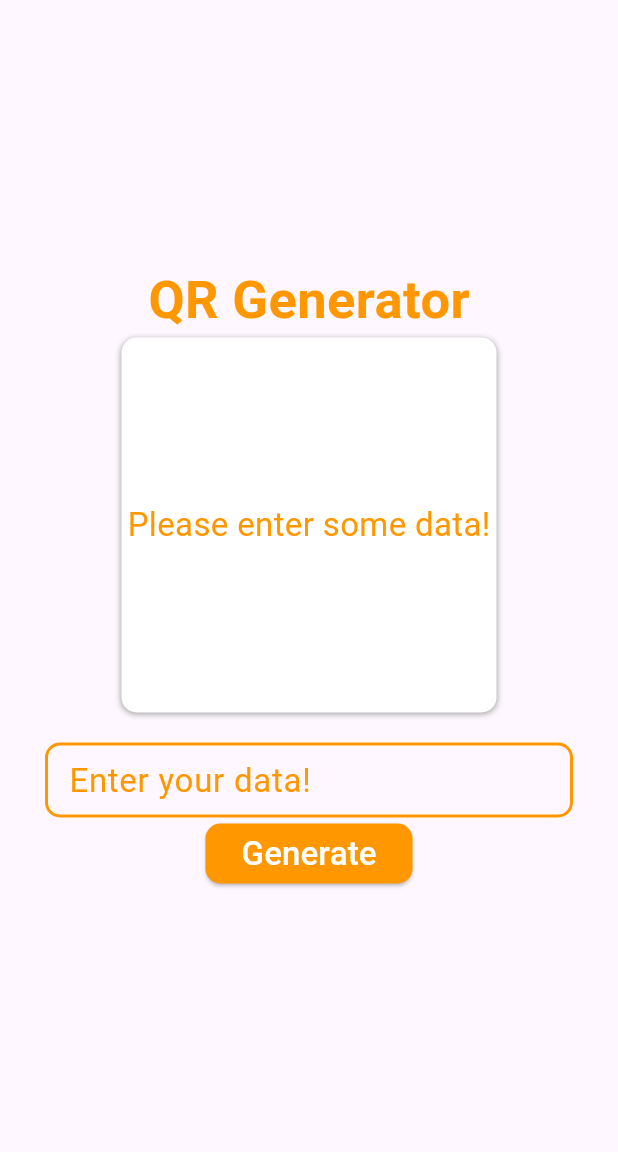
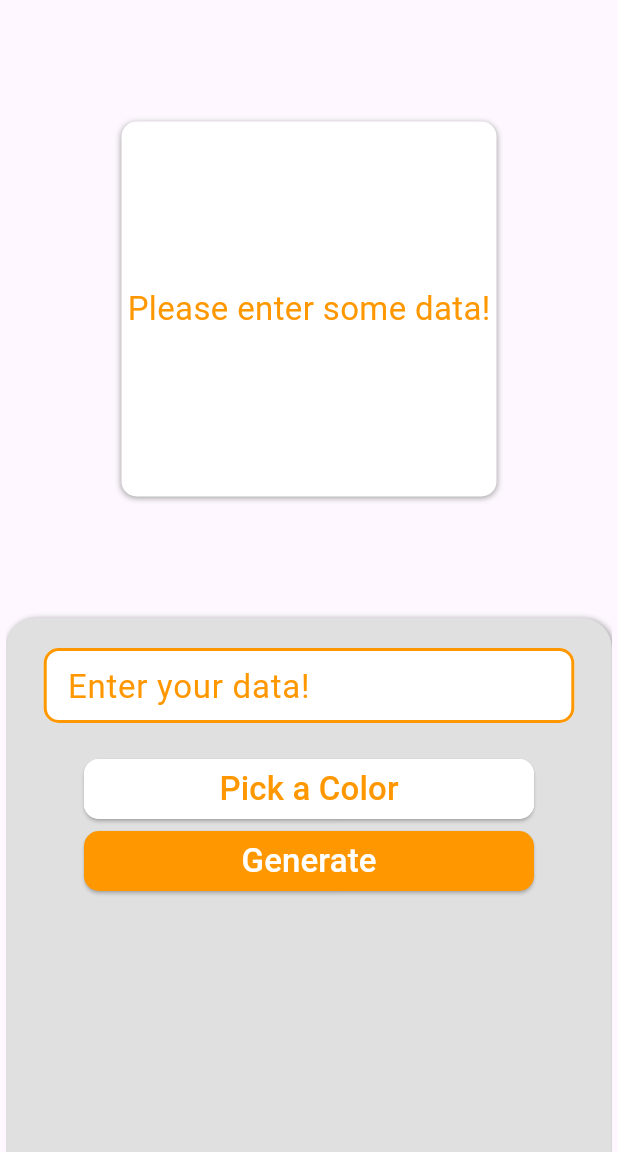
Before and after one commit to Cold-Thunder/QR-code-flutter, a Flutter app: the Generateqr screen opened directly, on a phone screen of 412 x 824 dp, the part 84-1236 px from its top. Run offline on Flutter 3.47's test engine with Material 3 defaults, Android fonts, the light colour scheme and no system bars; our stand-ins replace flutter_colorpicker, qr_flutter; missing offline and left inert: flutter_barcode_scanner.

Commit message:
generator is updated

```diff
--- a/lib/activities/GenerateQR.dart
+++ b/lib/activities/GenerateQR.dart
@@ -1,6 +1,7 @@
 import 'package:flutter/cupertino.dart';
 import 'package:flutter/material.dart';
 import 'package:flutter/rendering.dart';
+import 'package:flutter_colorpicker/flutter_colorpicker.dart';
 import 'package:qr_code/widgets/MyButton.dart';
 import 'package:qr_flutter/qr_flutter.dart';
 
@@ -10,10 +11,52 @@ class Generateqr extends StatefulWidget{
 }
 class _Generateqr extends State<Generateqr>{
   String _qrData = '';
+  Color color = Colors.orange;
+  Color picBtn = Colors.white;
   TextEditingController _dataCont = TextEditingController();
+
+  Widget PickerColor(){
+      return ColorPicker(
+          pickerColor: color,
+          onColorChanged: (picColor){
+            setState((){
+              color = picColor;
+              picBtn = picColor;
+            });
+          }
+      );
+  }
+
+  colorPick(){
+    return showDialog(
+      context: context,
+      builder: (context)=>AlertDialog(
+        title: Text('Please Pick a color!'),
+        content: PickerColor(),
+        actions: [
+          TextButton(
+            child:const Text('Select', style: TextStyle(fontSize: 22, color: Colors.orange)),
+            onPressed: (){
+
+              Navigator.of(context).pop();
+            }
+          ),
+          TextButton(
+            child: Text('Cancel', style: TextStyle(fontSize: 22, color: Colors.red)),
+            onPressed: (){
+              Navigator.of(context).pop();
+            }
+          )
+        ],
+      )
+    );
+  }
 
   @override
   Widget build(BuildContext context){
+    final wid = MediaQuery.of(context).size.width;
+    final hei = MediaQuery.of(context).size.height;
+
     return Scaffold(
       appBar: AppBar(
         title:const Text('Generate QR Code',
@@ -33,17 +76,23 @@ class _Generateqr extends State<Generateqr>{
             child: Column(
               mainAxisAlignment: MainAxisAlignment.center,
               children: [
+                // Container(
+                //   alignment: Alignment.center,
+                //   child: const Text('QR Generator', style: TextStyle(
+                //     fontSize: 35,
+                //     color: Colors.orange,
+                //     fontWeight: FontWeight.bold
+                //   ))
+                // ),
                 Container(
-                  alignment: Alignment.center,
-                  child: const Text('QR Generator', style: TextStyle(
-                    fontSize: 35,
-                    color: Colors.orange,
-                    fontWeight: FontWeight.bold
-                  ))
-                ),
+                  height: hei/2,
+                  child: Column(
+                    mainAxisAlignment: MainAxisAlignment.center,
+                    children: [
                   Container(
                     height: 250,
                     width: 250,
+                    margin: EdgeInsets.only(top: 20, bottom: 20),
                     alignment: Alignment.center,
                     decoration: BoxDecoration(
                         borderRadius: BorderRadius.circular(10),
@@ -59,7 +108,7 @@ class _Generateqr extends State<Generateqr>{
                     child: _qrData != '' ? QrImageView(
                       data: _qrData,
                       size: 200.0,
-                    foregroundColor: Colors.orange,
+                      foregroundColor: color,
                     )
                         :const Text('Please enter some data!',
                       style: TextStyle(
@@ -67,9 +116,32 @@ class _Generateqr extends State<Generateqr>{
                           color: Colors.orange
                       ),)
                 ),
+                    ]
+                  )
+                ),
+
                 Container(
-                  margin: EdgeInsets.only(top: 20),
-                  padding: EdgeInsets.only(left: 30, right: 30),
+                  width: (wid/100)*98,
+                  height: hei/2,
+                  decoration: BoxDecoration(
+                    color: Colors.grey.shade300,
+                    borderRadius: BorderRadius.only(
+                        topLeft: Radius.circular(20),
+                        topRight: Radius.circular(20)),
+                    boxShadow: [
+                      BoxShadow(
+                        offset: Offset(1,1),
+                        color: Colors.grey,
+                        blurRadius: 3
+                      )
+                    ]
+                  ),
+                  child: Column(
+                    children: [
+                      //input section
+                Container(
+                    margin: EdgeInsets.only(top: 20, bottom: 20),
+                    padding: EdgeInsets.only(left: 25, right: 25),
                     height: 50,
                     child: TextField(
                       controller: _dataCont,
@@ -82,6 +154,8 @@ class _Generateqr extends State<Generateqr>{
                               color: Colors.orange,
                               fontSize: 22
                           ),
+                          filled: true,
+                          fillColor: Colors.white,
                           enabledBorder: OutlineInputBorder(
                               borderSide: BorderSide(
                                 color: Colors.orange,
@@ -99,7 +173,32 @@ class _Generateqr extends State<Generateqr>{
                       ),
                     )
                 ),
-                ElevatedButton(
+                 Container(
+                   width: 300,
+                   child: ElevatedButton(
+                     child: Text('Pick a Color', style: TextStyle(
+                         fontSize: 22,
+                         color:picBtn != Colors.white ? Colors.white : Colors.orange
+                     )),
+                     style: ElevatedButton.styleFrom(
+                       backgroundColor: picBtn,
+                       shape: RoundedRectangleBorder(
+                         side: BorderSide(
+                           color: picBtn,
+                           width: 2
+                         ),
+                         borderRadius: BorderRadius.circular(10)
+                       )
+                     ),
+                       onPressed: (){
+                          colorPick();
+                     }
+                   )
+                 ),
+                 //input button
+                Container(
+                  width: 300,
+                  child: ElevatedButton(
                     style: ElevatedButton.styleFrom(
                       backgroundColor: Colors.orange,
                       shape: RoundedRectangleBorder(
@@ -115,6 +214,11 @@ class _Generateqr extends State<Generateqr>{
                     },
                     child: Text('Generate', style: TextStyle(fontSize: 22, color: Colors.white))
                   )
+                ),
+                    ]
+                  )
+                )
+
               ]
             )
         )
--- /dev/null
+++ b/lib/widgets/colorPic.dart
@@ -0,0 +1,9 @@
+import 'package:flutter/cupertino.dart';
+import 'package:flutter_colorpicker/flutter_colorpicker.dart';
+
+Widget ColorPic(){
+    return ColorPicker(
+        pickerColor: pickerColor,
+        onColorChanged: onColorChanged
+    );
+}
--- a/pubspec.yaml
+++ b/pubspec.yaml
@@ -37,6 +37,7 @@ dependencies:
   cupertino_icons: ^1.0.6
   qr_flutter: ^4.1.0
   flutter_barcode_scanner: ^2.0.0
+  flutter_colorpicker: ^1.1.0
 
 dev_dependencies:
   flutter_test:
```
Also changed, not shown: pubspec.lock. Lines whose indentation alone changed are shown as unchanged.
